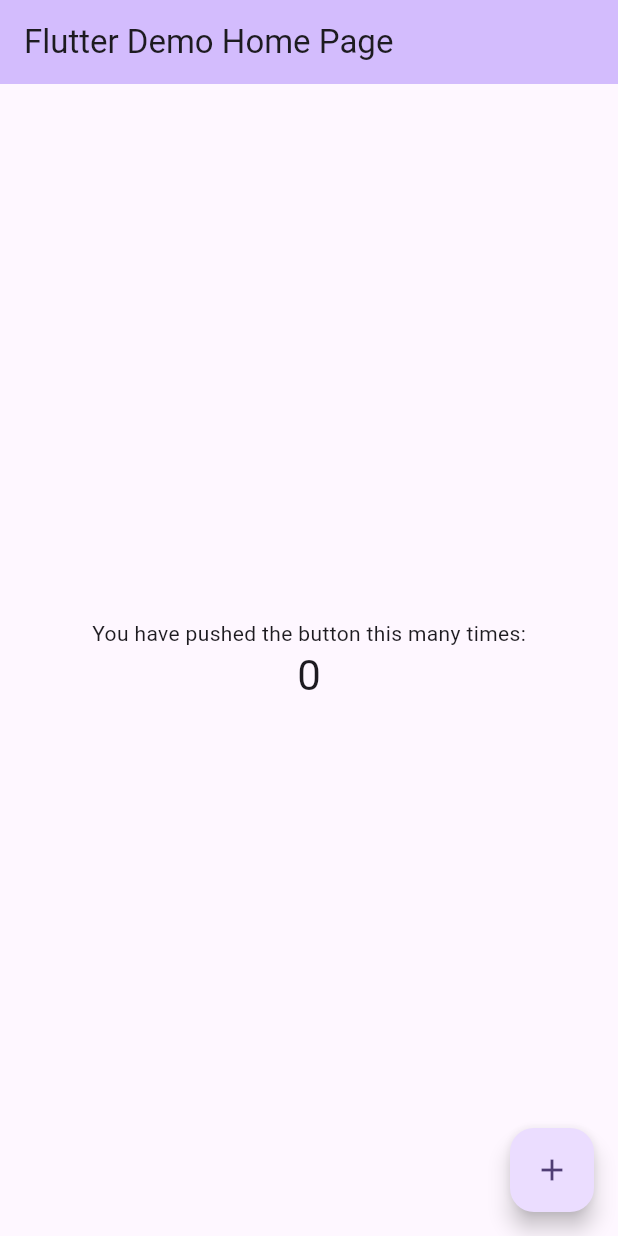
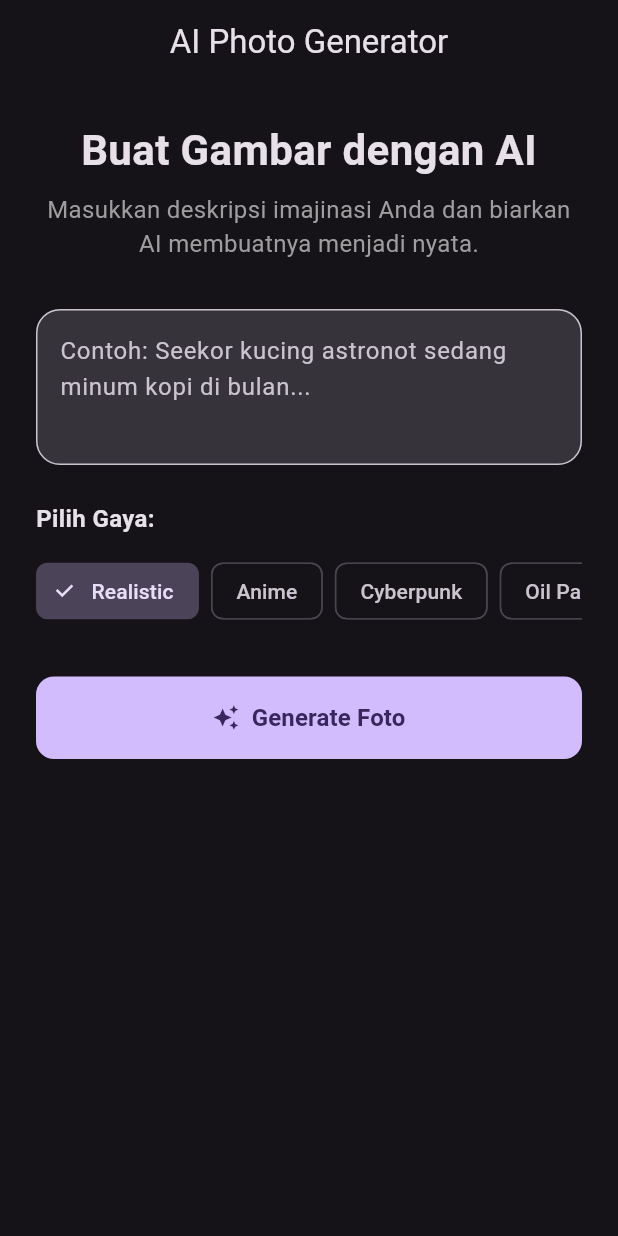
Before and after one commit to could-ai/019b1d9c-b794-7e57-8134-b70030eb8ba4, a Flutter app: the screen it shows after launch, on a phone screen of 412 x 824 dp. Run offline on Flutter 3.47's test engine with Material 3 defaults, Android fonts, the phone set to English and light mode, and no system bars.

Commit message:
Mengkonfigurasi main.dart untuk menggunakan tema gelap dan mengarahkan rute awal ke HomeScreen.; Membuat HomeScreen dengan antarmuka input prompt, pemilihan gaya, dan simulasi hasil generate foto.

```diff
--- a/usr/lib/main.dart
+++ b/usr/lib/main.dart
@@ -1,4 +1,5 @@
 import 'package:flutter/material.dart';
+import 'screens/home_screen.dart';
 
 void main() {
   runApp(const MyApp());
@@ -7,117 +8,22 @@ void main() {
 class MyApp extends StatelessWidget {
   const MyApp({super.key});
 
-  // This widget is the root of your application.
   @override
   Widget build(BuildContext context) {
     return MaterialApp(
-      title: 'Flutter Demo',
+      title: 'AI Photo Generator',
       debugShowCheckedModeBanner: false,
       theme: ThemeData(
-        // This is the theme of your application.
-        //
-        // TRY THIS: Try running your application with "flutter run". You'll see
-        // the application has a purple toolbar. Then, without quitting the app,
-        // try changing the seedColor in the colorScheme below to Colors.green
-        // and then invoke "hot reload" (save your changes or press the "hot
-        // reload" button in a Flutter-supported IDE, or press "r" if you used
-        // the command line to start the app).
-        //
-        // Notice that the counter didn't reset back to zero; the application
-        // state is not lost during the reload. To reset the state, use hot
-        // restart instead.
-        //
-        // This works for code too, not just values: Most code changes can be
-        // tested with just a hot reload.
-        colorScheme: ColorScheme.fromSeed(seedColor: Colors.deepPurple),
+        colorScheme: ColorScheme.fromSeed(
+          seedColor: Colors.deepPurple,
+          brightness: Brightness.dark,
+        ),
+        useMaterial3: true,
       ),
       initialRoute: '/',
       routes: {
-        '/': (context) => const MyHomePage(title: 'Flutter Demo Home Page'),
+        '/': (context) => const HomeScreen(),
       },
     );
   }
 }
-
-class MyHomePage extends StatefulWidget {
-  const MyHomePage({super.key, required this.title});
-
-  // This widget is the home page of your application. It is stateful, meaning
-  // that it has a State object (defined below) that contains fields that affect
-  // how it looks.
-
-  // This class is the configuration for the state. It holds the values (in this
-  // case the title) provided by the parent (in this case the App widget) and
-  // used by the build method of the State. Fields in a Widget subclass are
-  // always marked "final".
-
-  final String title;
-
-  @override
-  State<MyHomePage> createState() => _MyHomePageState();
-}
-
-class _MyHomePageState extends State<MyHomePage> {
-  int _counter = 0;
-
-  void _incrementCounter() {
-    setState(() {
-      // This call to setState tells the Flutter framework that something has
-      // changed in this State, which causes it to rerun the build method below
-      // so that the display can reflect the updated values. If we changed
-      // _counter without calling setState(), then the build method would not be
-      // called again, and so nothing would appear to happen.
-      _counter++;
-    });
-  }
-
-  @override
-  Widget build(BuildContext context) {
-    // This method is rerun every time setState is called, for instance as done
-    // by the _incrementCounter method above.
-    //
-    // The Flutter framework has been optimized to make rerunning build methods
-    // fast, so that you can just rebuild anything that needs updating rather
-    // than having to individually change instances of widgets.
-    return Scaffold(
-      appBar: AppBar(
-        // TRY THIS: Try changing the color here to a specific color (to
-        // Colors.amber, perhaps?) and trigger a hot reload to see the AppBar
-        // change color while the other colors stay the same.
-        backgroundColor: Theme.of(context).colorScheme.inversePrimary,
-        // Here we take the value from the MyHomePage object that was created by
-        // the App.build method, and use it to set our appbar title.
-        title: Text(widget.title),
-      ),
-      body: Center(
-        // Center is a layout widget. It takes a single child and positions it
-        // in the middle of the parent.
-        child: Column(
-          // Column is also a layout widget. It takes a list of children and
-          // arranges them vertically. By default, it sizes itself to fit its
-          // children horizontally, and tries to be as tall as its parent.
-          //
-          // Column has various properties to control how it sizes itself and
-          // how it positions its children. Here we use mainAxisAlignment to
-          // center the children vertically; the main axis here is the vertical
-          // axis because Columns are vertical (the cross axis would be
-          // horizontal).
-          //
-          // TRY THIS: Invoke "debug painting" (choose the "Toggle Debug Paint"
-          // action in the IDE, or press "p" in the console), to see the
-          // wireframe for each widget.
-          mainAxisAlignment: MainAxisAlignment.center,
-          children: <Widget>[
-            const Text('You have pushed the button this many times:'),
-            Text('$_counter', style: Theme.of(context).textTheme.headlineMedium),
-          ],
-        ),
-      ),
-      floatingActionButton: FloatingActionButton(
-        onPressed: _incrementCounter,
-        tooltip: 'Increment',
-        child: const Icon(Icons.add),
-      ), // This trailing comma makes auto-formatting nicer for build methods.
-    );
-  }
-}
--- /dev/null
+++ b/usr/lib/screens/home_screen.dart
@@ -0,0 +1,230 @@
+import 'dart:math';
+import 'package:flutter/material.dart';
+
+class HomeScreen extends StatefulWidget {
+  const HomeScreen({super.key});
+
+  @override
+  State<HomeScreen> createState() => _HomeScreenState();
+}
+
+class _HomeScreenState extends State<HomeScreen> {
+  final TextEditingController _promptController = TextEditingController();
+  bool _isGenerating = false;
+  String? _generatedImageUrl;
+  String _selectedStyle = 'Realistic';
+
+  final List<String> _styles = [
+    'Realistic',
+    'Anime',
+    'Cyberpunk',
+    'Oil Painting',
+    '3D Render',
+    'Sketch',
+  ];
+
+  Future<void> _generateImage() async {
+    if (_promptController.text.trim().isEmpty) {
+      ScaffoldMessenger.of(context).showSnackBar(
+        const SnackBar(content: Text('Silakan masukkan deskripsi gambar terlebih dahulu.')),
+      );
+      return;
+    }
+
+    setState(() {
+      _isGenerating = true;
+      _generatedImageUrl = null;
+    });
+
+    // Simulasi delay API call
+    await Future.delayed(const Duration(seconds: 3));
+
+    // Simulasi hasil gambar menggunakan Picsum dengan seed random
+    // Dalam aplikasi nyata, ini akan memanggil API backend (Supabase Edge Function -> OpenAI/Stable Diffusion)
+    final randomSeed = Random().nextInt(10000);
+
+    if (mounted) {
+      setState(() {
+        _generatedImageUrl = 'https://picsum.photos/seed/$randomSeed/512/512';
+        _isGenerating = false;
+      });
+    }
+  }
+
+  @override
+  void dispose() {
+    _promptController.dispose();
+    super.dispose();
+  }
+
+  @override
+  Widget build(BuildContext context) {
+    return Scaffold(
+      appBar: AppBar(
+        title: const Text('AI Photo Generator'),
+        centerTitle: true,
+        elevation: 0,
+      ),
+      body: SingleChildScrollView(
+        padding: const EdgeInsets.all(24.0),
+        child: Column(
+          crossAxisAlignment: CrossAxisAlignment.stretch,
+          children: [
+            // Header Section
+            const Text(
+              'Buat Gambar dengan AI',
+              style: TextStyle(
+                fontSize: 28,
+                fontWeight: FontWeight.bold,
+              ),
+              textAlign: TextAlign.center,
+            ),
+            const SizedBox(height: 8),
+            const Text(
+              'Masukkan deskripsi imajinasi Anda dan biarkan AI membuatnya menjadi nyata.',
+              style: TextStyle(
+                fontSize: 16,
+                color: Colors.grey,
+              ),
+              textAlign: TextAlign.center,
+            ),
+            const SizedBox(height: 32),
+
+            // Input Section
+            TextField(
+              controller: _promptController,
+              maxLines: 3,
+              decoration: InputDecoration(
+                hintText: 'Contoh: Seekor kucing astronot sedang minum kopi di bulan...',
+                border: OutlineInputBorder(
+                  borderRadius: BorderRadius.circular(16),
+                ),
+                filled: true,
+                fillColor: Theme.of(context).colorScheme.surfaceContainerHighest,
+              ),
+            ),
+            const SizedBox(height: 24),
+
+            // Style Selection
+            const Text(
+              'Pilih Gaya:',
+              style: TextStyle(fontSize: 16, fontWeight: FontWeight.w600),
+            ),
+            const SizedBox(height: 12),
+            SizedBox(
+              height: 50,
+              child: ListView.builder(
+                scrollDirection: Axis.horizontal,
+                itemCount: _styles.length,
+                itemBuilder: (context, index) {
+                  final style = _styles[index];
+                  final isSelected = _selectedStyle == style;
+                  return Padding(
+                    padding: const EdgeInsets.only(right: 8.0),
+                    child: ChoiceChip(
+                      label: Text(style),
+                      selected: isSelected,
+                      onSelected: (selected) {
+                        setState(() {
+                          _selectedStyle = style;
+                        });
+                      },
+                    ),
+                  );
+                },
+              ),
+            ),
+            const SizedBox(height: 32),
+
+            // Generate Button
+            FilledButton.icon(
+              onPressed: _isGenerating ? null : _generateImage,
+              icon: _isGenerating
+                  ? const SizedBox(
+                      width: 20,
+                      height: 20,
+                      child: CircularProgressIndicator(strokeWidth: 2, color: Colors.white)
+                    )
+                  : const Icon(Icons.auto_awesome),
+              label: Text(
+                _isGenerating ? 'Sedang Membuat...' : 'Generate Foto',
+                style: const TextStyle(fontSize: 16, fontWeight: FontWeight.bold),
+              ),
+              style: FilledButton.styleFrom(
+                padding: const EdgeInsets.symmetric(vertical: 16),
+                shape: RoundedRectangleBorder(
+                  borderRadius: BorderRadius.circular(12),
+                ),
+              ),
+            ),
+            const SizedBox(height: 40),
+
+            // Result Section
+            if (_generatedImageUrl != null)
+              Column(
+                children: [
+                  const Text(
+                    'Hasil:',
+                    style: TextStyle(fontSize: 20, fontWeight: FontWeight.bold),
+                  ),
+                  const SizedBox(height: 16),
+                  ClipRRect(
+                    borderRadius: BorderRadius.circular(16),
+                    child: Image.network(
+                      _generatedImageUrl!,
+                      width: double.infinity,
+                      height: 400,
+                      fit: BoxFit.cover,
+                      loadingBuilder: (context, child, loadingProgress) {
+                        if (loadingProgress == null) return child;
+                        return Container(
+                          height: 400,
+                          width: double.infinity,
+                          color: Theme.of(context).colorScheme.surfaceContainerHighest,
+                          child: Center(
+                            child: CircularProgressIndicator(
+                              value: loadingProgress.expectedTotalBytes != null
+                                  ? loadingProgress.cumulativeBytesLoaded /
+                                      loadingProgress.expectedTotalBytes!
+                                  : null,
+                            ),
+                          ),
+                        );
+                      },
+                    ),
+                  ),
+                  const SizedBox(height: 16),
+                  Row(
+                    mainAxisAlignment: MainAxisAlignment.center,
+                    children: [
+                      OutlinedButton.icon(
+                        onPressed: () {
+                          // Implementasi download/share nanti
+                          ScaffoldMessenger.of(context).showSnackBar(
+                            const SnackBar(content: Text('Fitur simpan akan segera hadir!')),
+                          );
+                        },
+                        icon: const Icon(Icons.download),
+                        label: const Text('Simpan'),
+                      ),
+                      const SizedBox(width: 16),
+                      OutlinedButton.icon(
+                        onPressed: () {
+                          // Implementasi share nanti
+                          ScaffoldMessenger.of(context).showSnackBar(
+                            const SnackBar(content: Text('Fitur bagikan akan segera hadir!')),
+                          );
+                        },
+                        icon: const Icon(Icons.share),
+                        label: const Text('Bagikan'),
+                      ),
+                    ],
+                  ),
+                ],
+              ),
+          ],
+        ),
+      ),
+    );
+  }
+}
```
